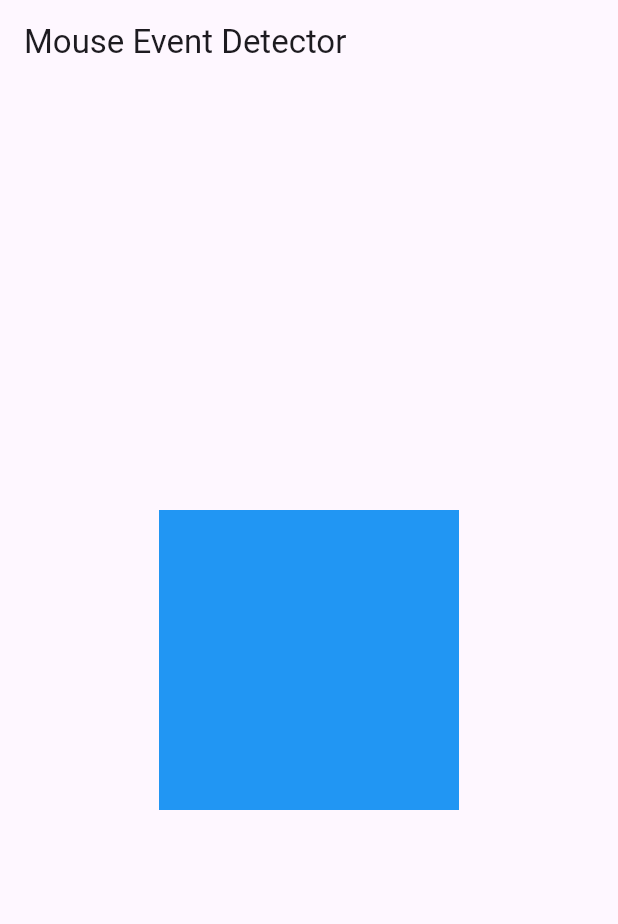
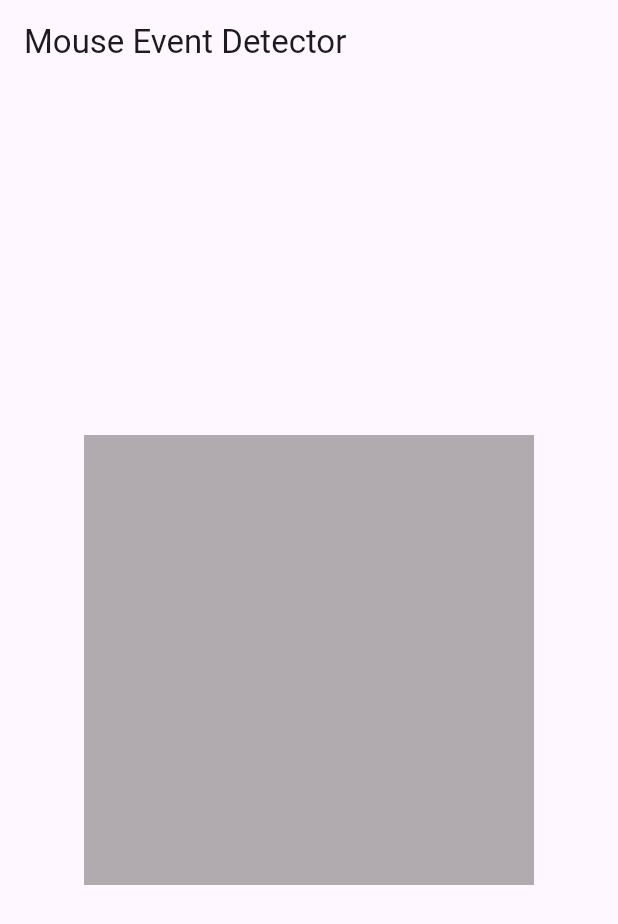
Before and after one commit to Winteradio/Flutter-Mouse-Input, a Flutter app: the screen it shows after launch, on a phone screen of 412 x 824 dp. Shown: the top 924 px of the screen. Run offline on Flutter 3.47's test engine with Material 3 defaults, Android fonts, the phone set to English and light mode, and no system bars.

Commit message:
Chagne Color by mouse input

```diff
--- a/lib/main.dart
+++ b/lib/main.dart
@@ -43,6 +43,7 @@ class _MouseEventsState extends State<MouseEvents> {
   Stopwatch watch = new Stopwatch();
   double Time = 0.0;
   String status = "";
+  Color mycolor = const Color.fromARGB(137, 110, 104, 104);
 
   @override
   void initState() {
@@ -90,7 +91,6 @@ class _MouseEventsState extends State<MouseEvents> {
       },
       onPointerUp: (event) {
         // Up 할 때에는 button 구분 따로 없음
-        print("${event.buttons}");
         newmouse.button = Button.NULL;
         newmouse.action = Action.Done;
         newmouse.position = event.position;
@@ -100,9 +100,9 @@ class _MouseEventsState extends State<MouseEvents> {
       },
       child: Center(
         child: Container(
-          width: 200,
-          height: 200,
-          color: Colors.blue,
+          width: 300,
+          height: 300,
+          color: mycolor,
           child: Text(status),
         ),
       ),
@@ -132,11 +132,13 @@ class _MouseEventsState extends State<MouseEvents> {
           mouse.action = othermouse.action;
           mouse.position = othermouse.position;
           mouse.wheel = othermouse.wheel;
+          mycolor = const Color.fromARGB(137, 110, 104, 104);
           Time = time;
         }
         break;
       case Action.Click:
         {
+          mycolor = const Color.fromARGB(50, 50, 50, 50);
           mouse.button = othermouse.button;
           mouse.action = othermouse.action;
           mouse.position = othermouse.position;
@@ -152,8 +154,10 @@ class _MouseEventsState extends State<MouseEvents> {
           if (mouse.action == Action.Click && time - Time > 200.0) {
             if (othermouse.button == Button.Left) {
               mousePrint += " Drag Start ";
+              mycolor = const Color.fromARGB(50, 150, 50, 200);
             } else if (othermouse.button == Button.Right) {
               mousePrint += " Pinch Start ";
+              mycolor = const Color.fromARGB(50, 50, 150, 200);
             }
             mouse.button = othermouse.button;
             mouse.action = othermouse.action;
@@ -163,8 +167,10 @@ class _MouseEventsState extends State<MouseEvents> {
           } else if (othermouse.action == mouse.action) {
             if (othermouse.button == Button.Left) {
               mousePrint += " Drag Update";
+              mycolor = const Color.fromARGB(50, 255, 50, 255);
             } else if (othermouse.button == Button.Right) {
               mousePrint += " Pinch Update";
+              mycolor = const Color.fromARGB(50, 50, 255, 255);
             }
             mouse.button = othermouse.button;
             mouse.action = othermouse.action;
```
